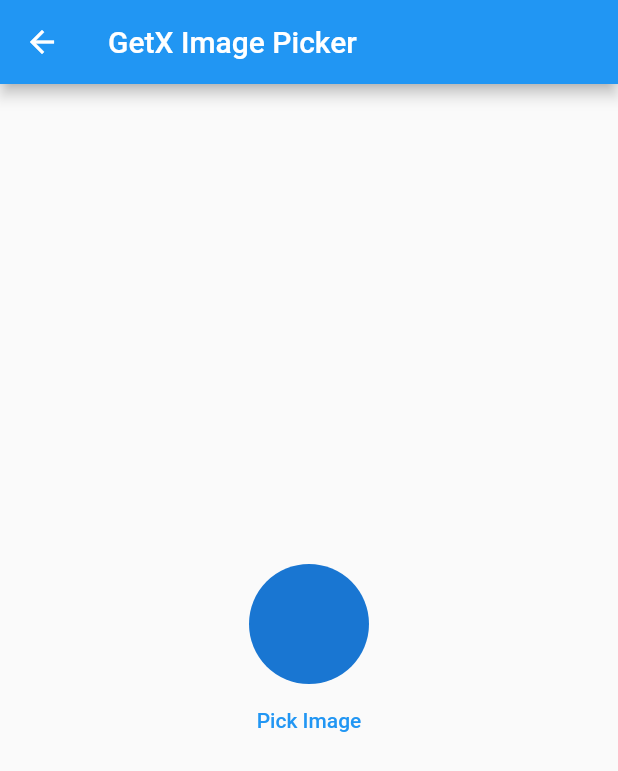
After one commit to ShivamMenda/GetXDemo, a Flutter app: the ImagePickerPage screen opened directly, after a tap on "Pick Image", on a phone screen of 412 x 824 dp. The commit adds this screen. Shown: the top 771 px of the screen. Run offline on Flutter 3.47's test engine with Material 2 defaults, Android fonts, the phone set to English and light mode, and no system bars; our stand-ins replace get, image_picker.

Commit message:
Image Picker added.

```diff
--- /dev/null
+++ b/lib/controllers/image_picker_controller.dart
@@ -0,0 +1,15 @@
+import 'package:get/get.dart';
+import 'package:image_picker/image_picker.dart';
+
+
+class ImagePickerController extends GetxController {
+  RxString imagePath = "".obs;
+  Future getImage() async {
+    final ImagePicker _picker = ImagePicker();
+    final imagePick =
+        await _picker.pickImage(source: ImageSource.gallery);
+    if (imagePick != null) {
+      imagePath.value = imagePick.path.toString();
+    }
+  }
+}
--- a/lib/ui/home_page.dart
+++ b/lib/ui/home_page.dart
@@ -1,5 +1,6 @@
 import 'package:flutter/material.dart';
 import 'package:get/get.dart';
+import 'package:getx_demo/ui/image_picker_page.dart';
 import 'package:getx_demo/ui/state_page.dart';
 
 class HomePage extends StatelessWidget {
@@ -62,6 +63,12 @@ class HomePage extends StatelessWidget {
             },
             child: Text("State Page"),
           ),
+          ElevatedButton(
+            onPressed: () {
+              Get.to(() => ImagePickerPage());
+            },
+            child: Text("Image Picker Page"),
+          ),
         ],
       ),
       floatingActionButton: FloatingActionButton(onPressed: () {
--- /dev/null
+++ b/lib/ui/image_picker_page.dart
@@ -0,0 +1,40 @@
+import 'dart:io';
+
+import 'package:flutter/material.dart';
+import 'package:get/get.dart';
+import 'package:getx_demo/controllers/image_picker_controller.dart';
+
+class ImagePickerPage extends StatefulWidget {
+  ImagePickerPage({Key? key}) : super(key: key);
+
+  @override
+  State<ImagePickerPage> createState() => _ImagePickerPageState();
+}
+
+class _ImagePickerPageState extends State<ImagePickerPage> {
+  ImagePickerController controller = Get.put(ImagePickerController());
+  @override
+  Widget build(BuildContext context) {
+    return Scaffold(
+        appBar: AppBar(
+          title: Text("GetX Image Picker"),
+        ),
+        body: Obx(() => Center(
+              child: Column(
+                mainAxisAlignment: MainAxisAlignment.center,
+                children: [
+                  CircleAvatar(
+                      radius: 40,
+                      backgroundImage: controller.imagePath.isNotEmpty
+                          ? FileImage(File(controller.imagePath.toString()))
+                          : null),
+                  TextButton(
+                      onPressed: () {
+                        controller.getImage();
+                      },
+                      child: Text("Pick Image"))
+                ],
+              ),
+            )));
+  }
+}
--- a/pubspec.yaml
+++ b/pubspec.yaml
@@ -34,6 +34,7 @@ dependencies:
   # The following adds the Cupertino Icons font to your application.
   # Use with the CupertinoIcons class for iOS style icons.
   cupertino_icons: ^1.0.2
+  image_picker :
   get: ^4.6.1
   flutter_staggered_grid_view: ^0.6.2
   http: ^0.13.5
```
Also changed, not shown: pubspec.lock, 3 other files.
